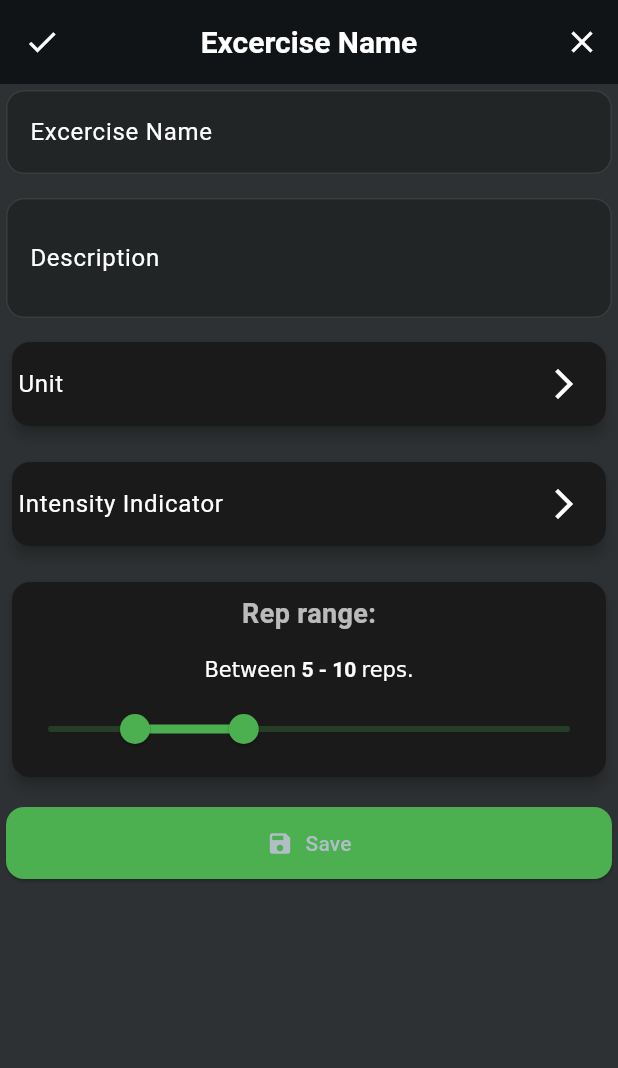
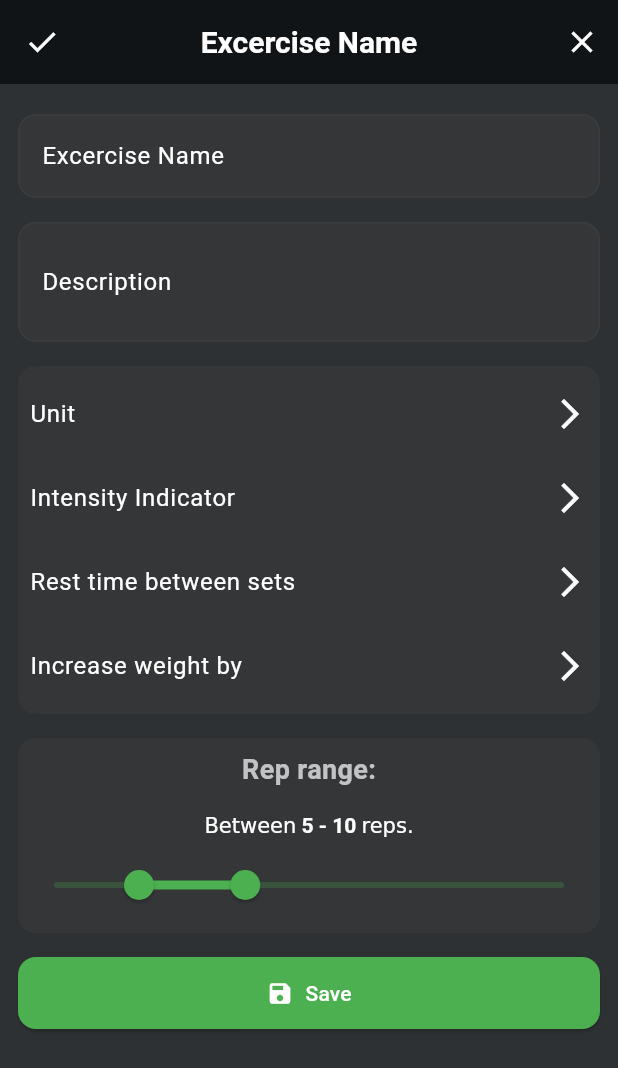
Before and after one commit to diegoZarateFer/gym-tracker-app, a Flutter app: the ExcerciseSettingsPage screen opened by its route, on a phone screen of 412 x 824 dp. Shown: the top 1068 px of the screen. Run offline on Flutter 3.47's test engine with Material 3 defaults, Android fonts, the light colour scheme and no system bars; our stand-ins replace table_calendar.

Commit message:
Mejorando diseño

```diff
--- a/lib/core/theme/app_theme.dart
+++ b/lib/core/theme/app_theme.dart
@@ -95,7 +95,7 @@ final ThemeData appDarkTheme = ThemeData(
   elevatedButtonTheme: ElevatedButtonThemeData(
     style: ElevatedButton.styleFrom(
       backgroundColor: Colors.green,
-      foregroundColor: const Color(0xFFB0BEC5),
+      foregroundColor: Colors.white,
       shape: const RoundedRectangleBorder(
         borderRadius: BorderRadius.all(Radius.circular(12)),
       ),
@@ -108,7 +108,7 @@ final ThemeData appDarkTheme = ThemeData(
     foregroundColor: Color(0xFFB0BEC5),
   ),
   bottomSheetTheme: const BottomSheetThemeData(
-    backgroundColor: Color(0xFF1A1A1A),
+    backgroundColor: Color.fromARGB(255, 21, 29, 34),
     elevation: 10,
     shape: RoundedRectangleBorder(
       borderRadius: BorderRadius.vertical(
@@ -118,7 +118,7 @@ final ThemeData appDarkTheme = ThemeData(
   ),
   inputDecorationTheme: const InputDecorationTheme(
     filled: true,
-    fillColor: Colors.black26,
+    fillColor: Color.fromARGB(66, 68, 68, 68),
     enabledBorder: OutlineInputBorder(
       borderSide: BorderSide(color: Color(0xFF3C3C3C)),
       borderRadius: BorderRadius.all(Radius.circular(12)),
--- a/lib/pages/extensions/context_ext.dart
+++ b/lib/pages/extensions/context_ext.dart
@@ -14,7 +14,6 @@ extension ContextExt on BuildContext {
       context: this,
       useSafeArea: true,
       isScrollControlled: true,
-      backgroundColor: const Color(0xFF1A1A1A),
       builder: (modalContext) {
         return Padding(
           padding: const EdgeInsets.all(8),
--- a/lib/pages/register_workout_page.dart
+++ b/lib/pages/register_workout_page.dart
@@ -15,7 +15,6 @@ class RegisterWorkoutPage extends StatelessWidget {
   Widget build(BuildContext context) {
     return Scaffold(
       appBar: AppBar(
-        backgroundColor: Theme.of(context).colorScheme.background,
         centerTitle: true,
         title: const Text("Workout Name"),
       ),
--- a/lib/pages/widgets/excercise_settings_form.dart
+++ b/lib/pages/widgets/excercise_settings_form.dart
@@ -61,6 +61,12 @@ class _ExcerciseSettingsFormState extends State<ExcerciseSettingsForm> {
   @override
   Widget build(BuildContext context) {
     return SingleChildScrollView(
+      child: Padding(
+        padding: const EdgeInsets.only(
+          top: 16,
+          left: 8,
+          right: 8,
+        ),
         child: Column(
           children: [
             TextField(
@@ -85,51 +91,71 @@ class _ExcerciseSettingsFormState extends State<ExcerciseSettingsForm> {
                 border: OutlineInputBorder(),
               ),
             ),
-          const SizedBox(height: 12),
-          Card(
-            shape: RoundedRectangleBorder(
+            const SizedBox(height: 16),
+            Container(
+              decoration: BoxDecoration(
+                color: Theme.of(context).inputDecorationTheme.fillColor,
                 borderRadius: BorderRadius.circular(12),
               ),
-            color: Theme.of(context).colorScheme.surface,
-            elevation: 4,
-            child: ListTile(
-              contentPadding: const EdgeInsets.symmetric(horizontal: 4),
-              title: const Text("Unit"),
-              trailing: IconButton(
-                icon: const Icon(
+              child: Padding(
+                padding: const EdgeInsets.all(4.0),
+                child: Column(
+                  children: [
+                    GestureDetector(
+                      onTap: () {
+                        context.pushWithSlide(const UnitSelectorPage());
+                      },
+                      child: const ListTile(
+                        contentPadding: EdgeInsets.symmetric(horizontal: 4),
+                        title: Text("Unit"),
+                        trailing: Icon(
                           Icons.arrow_forward_ios,
                         ),
-                onPressed: () {
-                  context.pushWithSlide(const UnitSelectorPage());
+                      ),
+                    ),
+                    GestureDetector(
+                      onTap: () {
+                        context
+                            .pushWithSlide(const IntensityIndicatorSelector());
                       },
+                      child: const ListTile(
+                        contentPadding: EdgeInsets.symmetric(horizontal: 4),
+                        title: Text("Intensity Indicator"),
+                        trailing: Icon(
+                          Icons.arrow_forward_ios,
+                        ),
+                      ),
+                    ),
+                    GestureDetector(
+                      onTap: () {},
+                      child: const ListTile(
+                        contentPadding: EdgeInsets.symmetric(horizontal: 4),
+                        title: Text("Rest time between sets"),
+                        trailing: Icon(
+                          Icons.arrow_forward_ios,
+                        ),
+                      ),
+                    ),
+                    GestureDetector(
+                      onTap: () {},
+                      child: const ListTile(
+                        contentPadding: EdgeInsets.symmetric(horizontal: 4),
+                        title: Text("Increase weight by"),
+                        trailing: Icon(
+                          Icons.arrow_forward_ios,
+                        ),
+                      ),
+                    ),
+                  ],
                 ),
               ),
             ),
             const SizedBox(height: 16),
-          Card(
-            shape: RoundedRectangleBorder(
+            Container(
+              decoration: BoxDecoration(
+                color: Theme.of(context).inputDecorationTheme.fillColor,
                 borderRadius: BorderRadius.circular(12),
               ),
-            elevation: 4,
-            child: ListTile(
-              contentPadding: const EdgeInsets.symmetric(horizontal: 4),
-              title: const Text("Intensity Indicator"),
-              trailing: IconButton(
-                icon: const Icon(
-                  Icons.arrow_forward_ios,
-                ),
-                onPressed: () {
-                  context.pushWithSlide(const IntensityIndicatorSelector());
-                },
-              ),
-            ),
-          ),
-          const SizedBox(height: 16),
-          Card(
-            shape: RoundedRectangleBorder(
-              borderRadius: BorderRadius.circular(12),
-            ),
-            elevation: 4,
               child: Padding(
                 padding: const EdgeInsets.symmetric(vertical: 8),
                 child: Column(children: [
@@ -140,9 +166,7 @@ class _ExcerciseSettingsFormState extends State<ExcerciseSettingsForm> {
                       fontSize: 18,
                     ),
                   ),
-                const SizedBox(
-                  height: 16,
-                ),
+                  const SizedBox(height: 16),
                   RichText(
                     text: TextSpan(
                       children: [
@@ -152,7 +176,8 @@ class _ExcerciseSettingsFormState extends State<ExcerciseSettingsForm> {
                               " $_selectedRepRangeStart - $_selectedRepRangeEnd ",
                           style: const TextStyle(
                             fontWeight: FontWeight.bold,
-                          )),
+                          ),
+                        ),
                         const TextSpan(text: "reps."),
                       ],
                     ),
@@ -179,6 +204,7 @@ class _ExcerciseSettingsFormState extends State<ExcerciseSettingsForm> {
             ),
           ],
         ),
+      ),
     );
   }
 }
```
Also changed, not shown: lib/pages/widgets/intensity_indicator_selector.dart (+12 -5 lines), lib/pages/widgets/unit_selector.dart (+12 -5 lines). Lines whose indentation alone changed are shown as unchanged.
